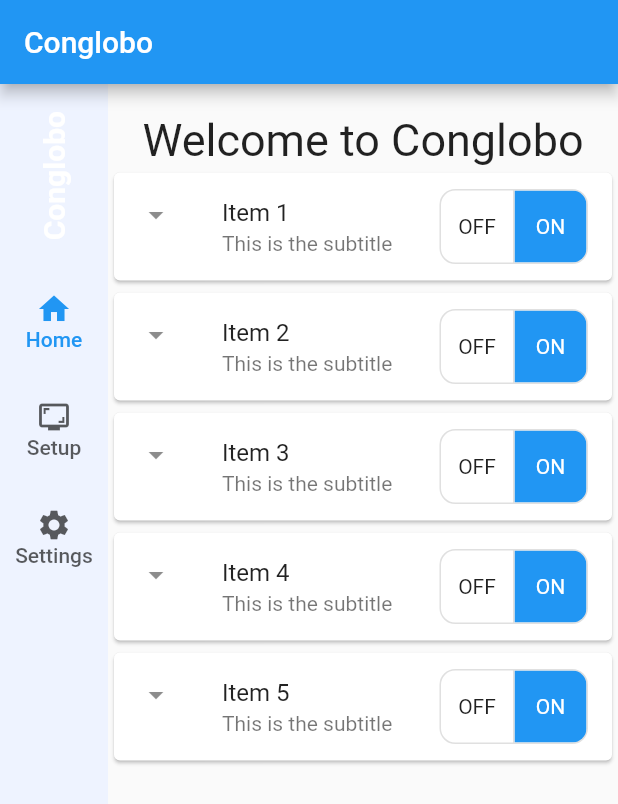
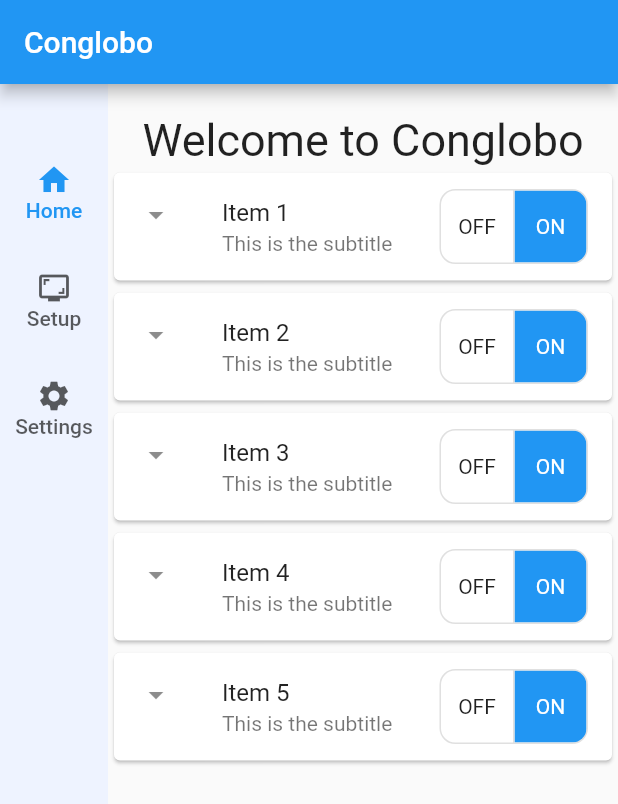
Before and after one commit to ehharvey/conglobo, a Flutter app: the screen it shows after launch, on a phone screen of 412 x 824 dp. Shown: the top 804 px of the screen. Run offline on Flutter 3.47's test engine with Material 2 defaults, Android fonts, the light colour scheme and no system bars; our stand-ins replace google_nav_bar.

Commit message:
* Removed `conglobo` text from navbar

```diff
--- a/management-app/frontend/lib/main.dart
+++ b/management-app/frontend/lib/main.dart
@@ -50,7 +50,7 @@ class _PageSelectorState extends State<PageSelector> {
               child: RotatedBox(
                 quarterTurns: -1,
                 child: Text(
-                  'Conglobo',
+                  '',
                   style: TextStyle(
                     color: Colors.white,
                     fontSize: 20,
```
